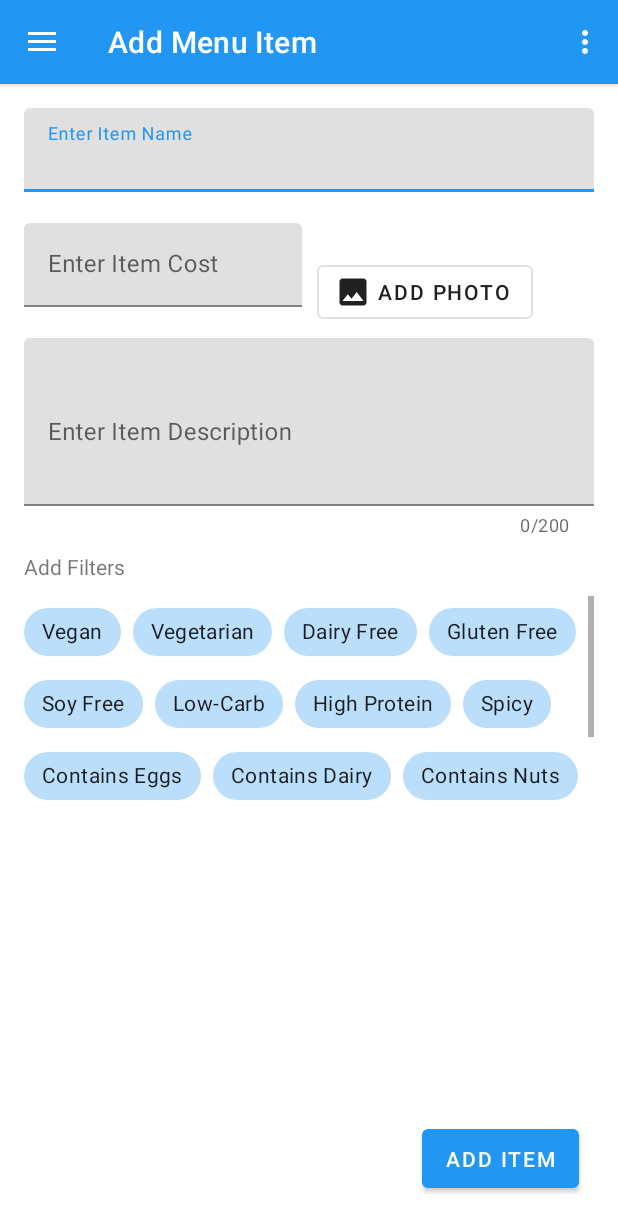
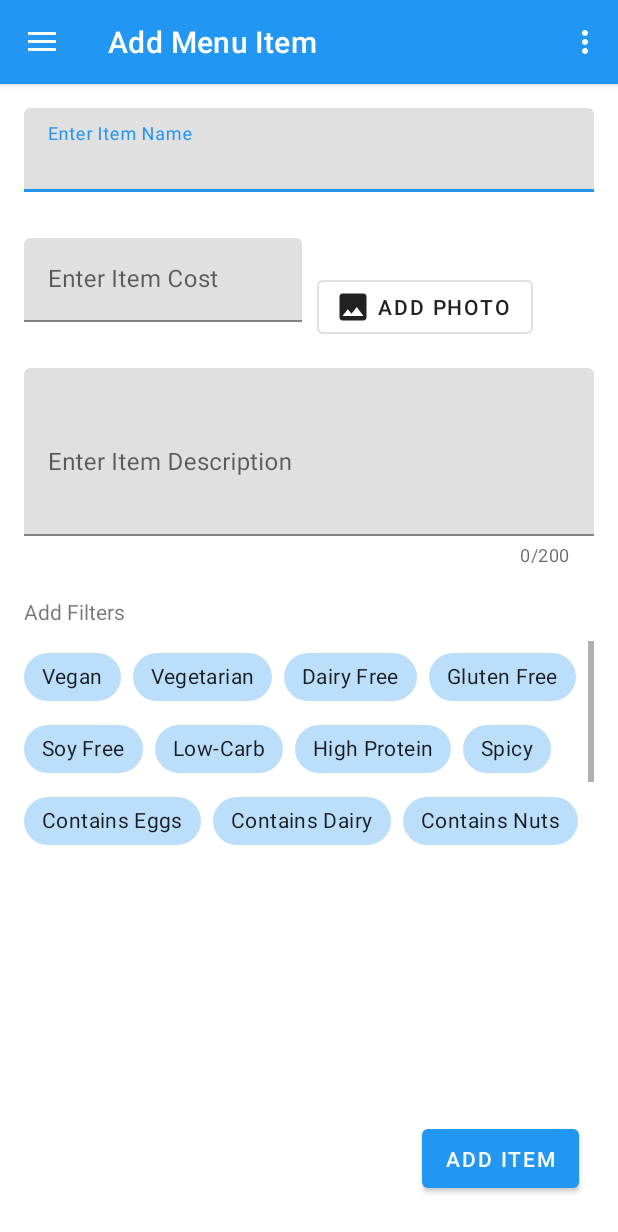
Before and after one commit to CECS-445-Project/ServerMatch, an Android app: the screen it shows after launch (MainActivity), in the side drawer, after a tap on "Add Menu Item", on a phone screen of 412 x 824 dp. Shown: the top 1232 px of the screen. Run offline under Robolectric (Android 15) with nearby library versions, the phone set to English and light mode, and no system bars; our stand-ins replace navigation-ui.

Commit message:
Added bottom layout margins to text input fields

```diff
--- a/app/src/main/res/layout/fragment_add_menu_item.xml
+++ b/app/src/main/res/layout/fragment_add_menu_item.xml
@@ -17,7 +17,8 @@
             android:id="@+id/text_input_item_name"
             android:layout_width="match_parent"
             android:layout_height="wrap_content"
-            app:errorEnabled="true">
+            app:errorEnabled="true"
+            android:layout_marginBottom="10dp">
 
             <com.google.android.material.textfield.TextInputEditText
                 android:layout_width="match_parent"
@@ -36,7 +37,8 @@
                 android:id="@+id/text_input_item_cost"
                 android:layout_width="185dp"
                 android:layout_height="wrap_content"
-                app:errorEnabled="true">
+                app:errorEnabled="true"
+                android:layout_marginBottom="10dp">
 
             <com.google.android.material.textfield.TextInputEditText
                 android:layout_width="match_parent"
@@ -65,7 +67,8 @@
             android:layout_height="wrap_content"
             app:counterEnabled="true"
             app:counterMaxLength="200"
-            app:errorEnabled="true">
+            app:errorEnabled="true"
+            android:layout_marginBottom="10dp">
 
             <com.google.android.material.textfield.TextInputEditText
                 android:layout_width="match_parent"
```
